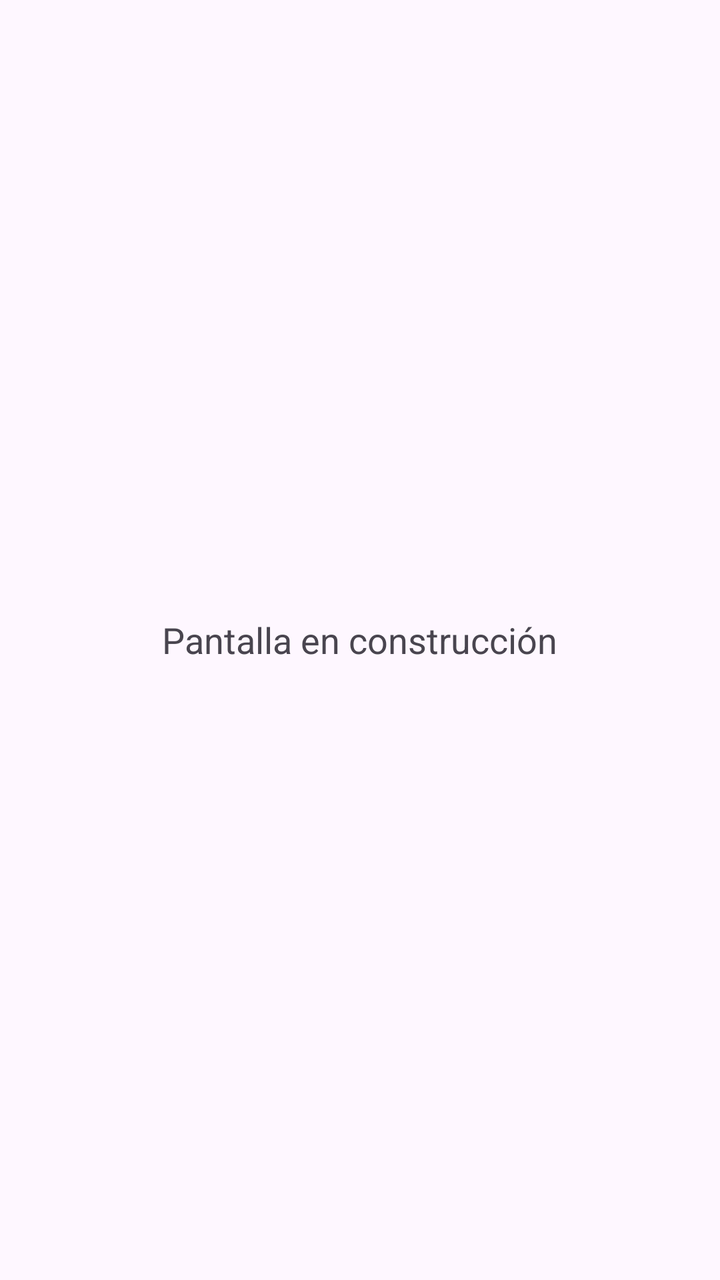
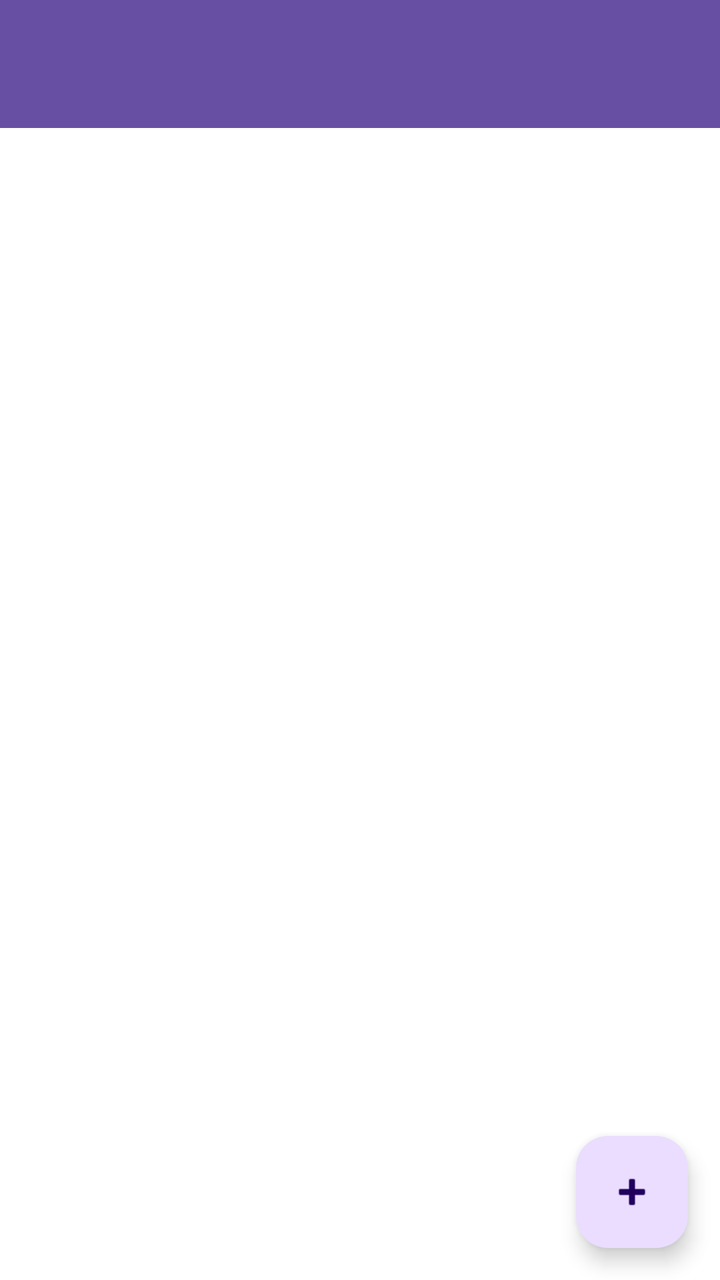

Before-and-after screenshots of an Android layout around one commit, followed by the original layout XML and the change that was made.
<!-- AndroidManifest.xml: application theme Theme.SportConnect -->
<!-- res/layout/activity_professional_main.xml -->
<?xml version="1.0" encoding="utf-8"?>
<LinearLayout xmlns:android="http://schemas.android.com/apk/res/android"
    android:layout_width="match_parent"
    android:layout_height="match_parent"
    android:gravity="center"
    android:orientation="vertical">

    <TextView
        android:layout_width="wrap_content"
        android:layout_height="wrap_content"
        android:text="Pantalla en construcción"
        android:textSize="18sp" />

</LinearLayout>
<!-- resources referenced by this layout -->
<resources>
  <style name="Theme.SportConnect" parent="Base.Theme.SportConnect" />
  <style name="Base.Theme.SportConnect" parent="Theme.Material3.DayNight.NoActionBar">
          
          
      </style>
</resources>

<!-- the commit's change to res/layout/activity_professional_main.xml (unified diff, before → after) -->
@@ -2,13 +2,56 @@
 <LinearLayout xmlns:android="http://schemas.android.com/apk/res/android"
     android:layout_width="match_parent"
     android:layout_height="match_parent"
-    android:gravity="center"
-    android:orientation="vertical">
+    android:orientation="vertical"
+    android:background="@color/white">
+
+    <androidx.appcompat.widget.Toolbar
+        android:id="@+id/toolbar"
+        android:layout_width="match_parent"
+        android:layout_height="?attr/actionBarSize"
+        android:background="?attr/colorPrimary"
+        android:title="Mis actividades" />
+
+    
+    <com.google.android.material.tabs.TabLayout
+        android:id="@+id/tabLayout"
+        android:layout_width="match_parent"
+        android:layout_height="wrap_content"
+        android:background="@color/white" />
+
+    <androidx.recyclerview.widget.RecyclerView
+        android:id="@+id/recyclerMisActividades"
+        android:layout_width="match_parent"
+        android:layout_height="0dp"
+        android:layout_weight="1"
+        android:padding="8dp"
+        android:clipToPadding="false" />
 
     <TextView
+        android:id="@+id/tvSinActividades"
+        android:layout_width="match_parent"
+        android:layout_height="0dp"
+        android:layout_weight="1"
+        android:gravity="center"
+        android:text="No tienes actividades creadas"
+        android:textSize="16sp"
+        android:textColor="@color/black"
+        android:visibility="gone" />
+
+    <ProgressBar
+        android:id="@+id/progressBar"
         android:layout_width="wrap_content"
         android:layout_height="wrap_content"
-        android:text="Pantalla en construcción"
-        android:textSize="18sp" />
+        android:layout_gravity="center"
+        android:visibility="gone" />
+
+    <com.google.android.material.floatingactionbutton.FloatingActionButton
+        android:id="@+id/fabCrearActividad"
+        android:layout_width="wrap_content"
+        android:layout_height="wrap_content"
+        android:layout_gravity="end"
+        android:layout_margin="16dp"
+        android:contentDescription="Crear actividad"
+        android:src="@android:drawable/ic_input_add" />
 
 </LinearLayout>
<!-- resource entries referenced after the edit -->
@@ -1,5 +1,7 @@
 <!-- resources referenced by this layout -->
 <resources>
+  <color name="black">#FF000000</color>
+  <color name="white">#FFFFFFFF</color>
   <style name="Theme.SportConnect" parent="Base.Theme.SportConnect" />
   <style name="Base.Theme.SportConnect" parent="Theme.Material3.DayNight.NoActionBar">
           
